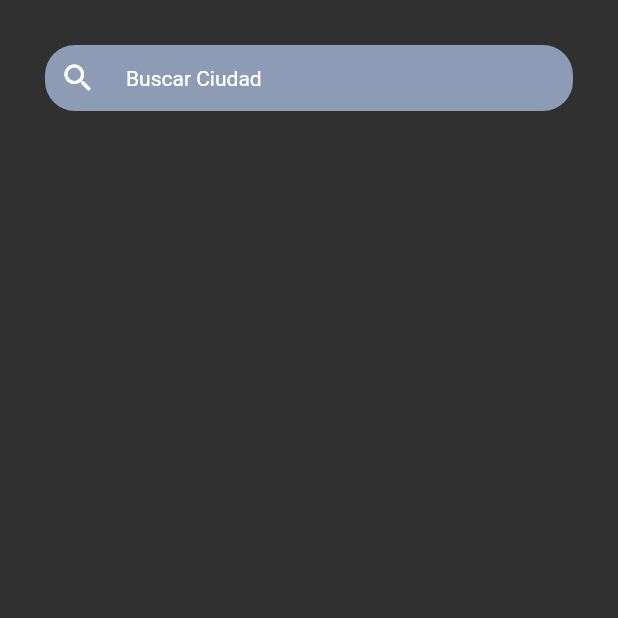
After one commit to ngonzano/flutter_retos, a Flutter app: the MultipleCardFlow screen opened by its route, on a phone screen of 412 x 824 dp, the top half of it. The commit adds this screen. Run offline on Flutter 3.47's test engine with Material 2 defaults, Android fonts, the phone set to English and light mode, and no system bars.

Commit message:
todo bien

```diff
--- /dev/null
+++ b/lib/animacion/multiple_card_flow.dart
@@ -0,0 +1,54 @@
+import 'package:flutter/material.dart';
+
+class MultipleCardFlow extends StatelessWidget {
+  const MultipleCardFlow({Key? key}) : super(key: key);
+
+  @override
+  Widget build(BuildContext context) {
+    return Theme(
+      data: ThemeData.dark(),
+      child: Scaffold(
+        body: SafeArea(
+            child: Column(
+          children: [
+            Padding(
+              padding: const EdgeInsets.all(20),
+              child: Row(
+                children: [
+                  Expanded(
+                    child: Padding(
+                      padding: const EdgeInsets.all(10),
+                      child: Container(
+                        decoration: BoxDecoration(
+                          color: const Color(0xFF8e9bb5),
+                          borderRadius: BorderRadius.circular(20),
+                        ),
+                        child: Padding(
+                          padding: const EdgeInsets.all(10),
+                          child: Row(
+                            children: const [
+                              Icon(
+                                Icons.search,
+                                color: Colors.white,
+                              ),
+                              SizedBox(width: 20),
+                              Expanded(
+                                  child: Text(
+                                'Buscar Ciudad',
+                                style: TextStyle(color: Colors.white),
+                              ))
+                            ],
+                          ),
+                        ),
+                      ),
+                    ),
+                  ),
+                ],
+              ),
+            ),
+          ],
+        )),
+      ),
+    );
+  }
+}
--- a/lib/nike/page/shoes_store.dart
+++ b/lib/nike/page/shoes_store.dart
@@ -12,6 +12,7 @@ class ShoesStore extends StatelessWidget {
   ///Metodo para cambiar de page y desaparecer el menu animado
   void _onShoesPressed(Shoes shoes, BuildContext context) async {
     notifierBottomBarVisible.value = false; //desaparece el menu
+
     await Navigator.of(context).push(
       PageRouteBuilder(
         pageBuilder: (context, animation1, animation2) {
@@ -24,6 +25,7 @@ class ShoesStore extends StatelessWidget {
         },
       ),
     );
+
     notifierBottomBarVisible.value = true; //visible el menu
   }
 
--- a/lib/router/routes.dart
+++ b/lib/router/routes.dart
@@ -1,5 +1,8 @@
 import 'package:flutter/material.dart';
+import 'package:flutter_retos/pages/staggered_dual_view.dart';
 
+import '../animacion/clipper.dart';
+import '../animacion/multiple_card_flow.dart';
 import '../animacion/travel_photos.dart';
 import '../home.dart';
 import '../models/models.dart';
@@ -13,6 +16,21 @@ class Approutes {
     //MenuOption(route: 'home', icon: Icons.home, screen: HomeScreen(), name: 'Home'),
 
     MenuOption(
+        route: 'staggered_dual_view',
+        icon: Icons.face,
+        screen: const MainStaggeredDualView(),
+        name: 'StaggeredDualView'),
+    MenuOption(
+        route: 'multipleCardFlow',
+        icon: Icons.face,
+        screen: const MultipleCardFlow(),
+        name: 'MultipleCardFlow'),
+    MenuOption(
+        route: 'Clipper',
+        icon: Icons.g_mobiledata,
+        screen: const ClipperPage(),
+        name: 'clipper'),
+    MenuOption(
         route: 'travelPhotosHome',
         icon: Icons.g_mobiledata,
         screen: const TravelPhotosHome(),
@@ -20,7 +38,7 @@ class Approutes {
     MenuOption(
         route: 'TweenAnimationBuilder',
         icon: Icons.g_mobiledata,
-        screen: const NGRTweenAnimationBuilder(),
+        screen: const TextoAnimandose(),
         name: 'TweenAnimationBuilder<double>'),
     MenuOption(
         route: 'splashScreen',
```
Also changed, not shown: lib/animacion/clipper.dart (+162 -4 lines), lib/animacion/travel_photos.dart (+6 -2 lines), lib/animacion/tweenAnimationBuilder.dart (+15 -3 lines), lib/models/clipper_model.dart (added, +52 -0 lines), lib/models/pace.dart (added, +71 -0 lines), lib/pages/staggered_dual_view.dart (added, +41 -0 lines), 26 other files.
